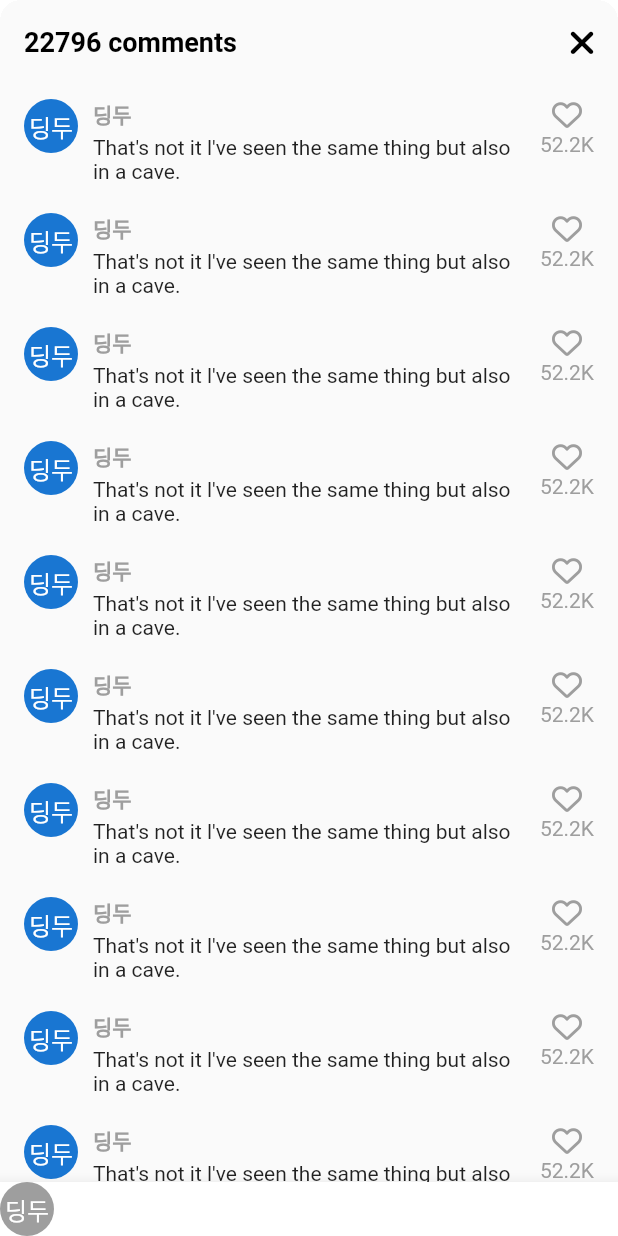
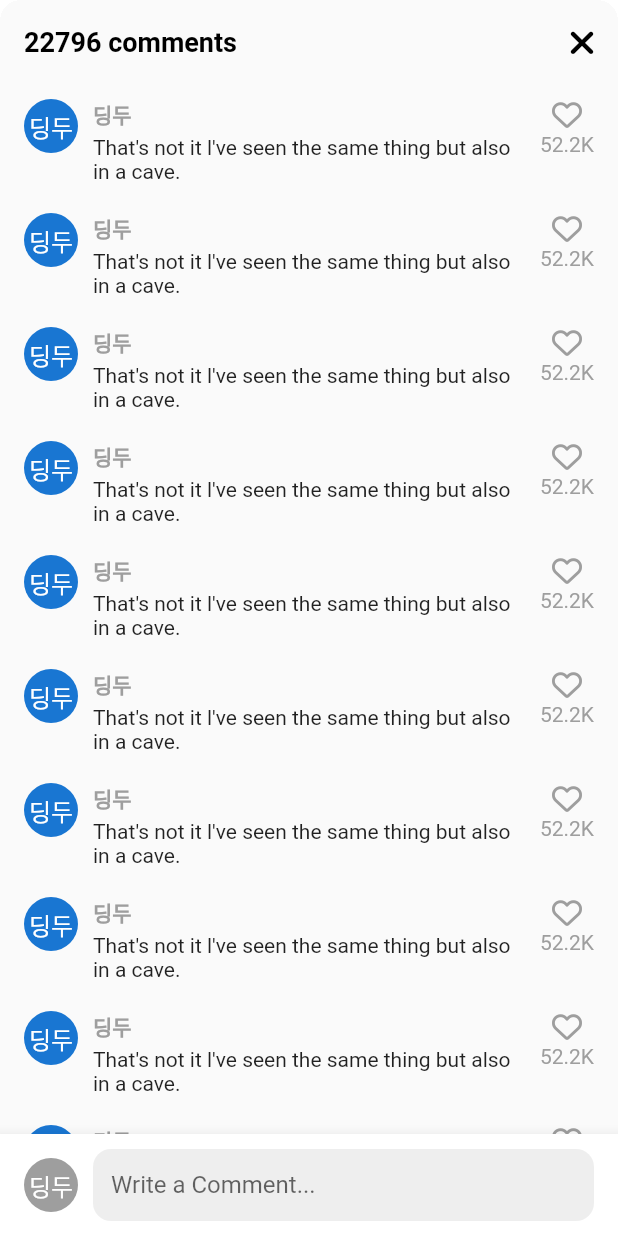
Before and after one commit to dindoo0524/tiktok_clone, a Flutter app: the VideoComments screen opened directly, on a phone screen of 412 x 824 dp. Run offline on Flutter 3.47's test engine with Material 2 defaults, Android fonts, the phone set to English and light mode, and no system bars; our stand-ins replace font_awesome_flutter, video_player, visibility_detector; network calls fail.

Commit message:
6.1 Add Comment

```diff
--- a/lib/features/main_navigation.dart/main_navigation_screen.dart
+++ b/lib/features/main_navigation.dart/main_navigation_screen.dart
@@ -36,6 +36,7 @@ class _MainNavigationScreenState extends State<MainNavigationScreen> {
   @override
   Widget build(BuildContext context) {
     return Scaffold(
+      resizeToAvoidBottomInset: false,
       backgroundColor: _selectedIndex == 0 ? Colors.black : Colors.white,
       body: Stack(
         children: [
--- a/lib/features/videos/widgets/video_comments.dart
+++ b/lib/features/videos/widgets/video_comments.dart
@@ -17,7 +17,10 @@ class _VideoCommentsState extends State<VideoComments> {
 
   @override
   Widget build(BuildContext context) {
+    final size = MediaQuery.of(context).size;
+
     return Container(
+      height: size.height * 0.75,
       clipBehavior: Clip.hardEdge,
       decoration: BoxDecoration(
         borderRadius: BorderRadius.circular(Sizes.size14),
@@ -39,7 +42,8 @@ class _VideoCommentsState extends State<VideoComments> {
           automaticallyImplyLeading: false,
         ),
         backgroundColor: Colors.grey.shade50,
-        body: ListView.separated(
+        body: Stack(children: [
+          ListView.separated(
             padding: const EdgeInsets.symmetric(
               vertical: Sizes.size10,
               horizontal: Sizes.size16,
@@ -91,9 +95,18 @@ class _VideoCommentsState extends State<VideoComments> {
                   ],
                 ),
               ],
-                )),
-        bottomNavigationBar: BottomAppBar(
+            ),
+          ),
+          Positioned(
+            bottom: 0,
+            width: size.width,
+            child: BottomAppBar(
               color: Colors.white,
+              child: Padding(
+                padding: const EdgeInsets.symmetric(
+                  horizontal: Sizes.size16,
+                  vertical: Sizes.size10,
+                ),
                 child: Row(
                   children: [
                     CircleAvatar(
@@ -102,10 +115,34 @@ class _VideoCommentsState extends State<VideoComments> {
                       foregroundColor: Colors.white,
                       child: const Text('딩두'),
                     ),
+                    Gaps.h10,
+                    Expanded(
+                      child: TextField(
+                        cursorColor: Theme.of(context).primaryColor,
+                        decoration: InputDecoration(
+                          hintText: 'Write a Comment...',
+                          border: OutlineInputBorder(
+                            borderRadius: BorderRadius.circular(
+                              Sizes.size12,
+                            ),
+                            borderSide: BorderSide.none,
+                          ),
+                          filled: true,
+                          fillColor: Colors.grey.shade200,
+                          contentPadding: const EdgeInsets.symmetric(
+                            horizontal: Sizes.size12,
+                            vertical: Sizes.size10,
+                          ),
+                        ),
+                      ),
+                    ),
                   ],
                 ),
               ),
             ),
+          ),
+        ]),
+      ),
     );
   }
 }
--- a/lib/features/videos/widgets/video_post.dart
+++ b/lib/features/videos/widgets/video_post.dart
@@ -109,6 +109,7 @@ class _VideoPostState extends State<VideoPost>
     }
     // TODO: !important showModalBottomSheet
     await showModalBottomSheet(
+        isScrollControlled: true,
         backgroundColor: Colors.transparent,
         context: context,
         builder: (context) => const VideoComments());
```
Lines whose indentation alone changed are shown as unchanged.
